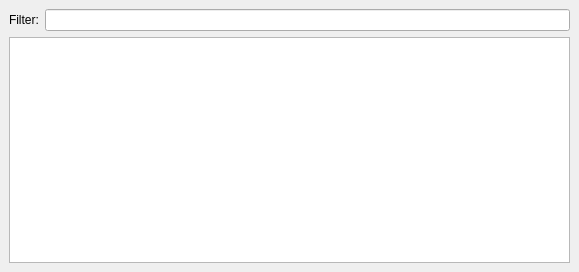
cetic/foren6-gui-qt, file PacketWidget.ui: the form before one commit.
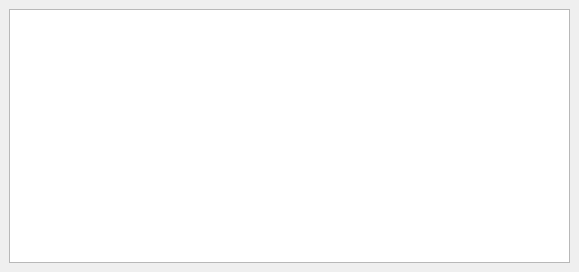
The form after the commit.

Commit message: Remove filter textbar from packet dialog (fixes #6789)

```diff
--- a/PacketWidget.ui
+++ b/PacketWidget.ui
@@ -18,17 +18,7 @@
   </property>
   <widget class="QWidget" name="dockWidgetContents">
    <layout class="QGridLayout" name="gridLayout">
-    <item row="0" column="0">
-     <widget class="QLabel" name="filterLabel">
-      <property name="text">
-       <string>Filter:</string>
-      </property>
-     </widget>
-    </item>
-    <item row="0" column="1">
-     <widget class="QLineEdit" name="filterEdit"/>
-    </item>
-    <item row="1" column="0" colspan="2">
+    <item row="0" column="0" colspan="2">
      <widget class="QTreeView" name="dataTree">
       <property name="showDropIndicator" stdset="0">
        <bool>false</bool>
@@ -48,21 +38,6 @@
       <property name="horizontalScrollMode">
        <enum>QAbstractItemView::ScrollPerPixel</enum>
       </property>
-      <attribute name="horizontalHeaderVisible">
-       <bool>true</bool>
-      </attribute>
-      <attribute name="horizontalHeaderStretchLastSection">
-       <bool>true</bool>
-      </attribute>
-      <attribute name="verticalHeaderVisible">
-       <bool>false</bool>
-      </attribute>
-      <attribute name="verticalHeaderDefaultSectionSize">
-       <number>24</number>
-      </attribute>
-      <attribute name="verticalHeaderMinimumSectionSize">
-       <number>15</number>
-      </attribute>
      </widget>
     </item>
    </layout>
```
